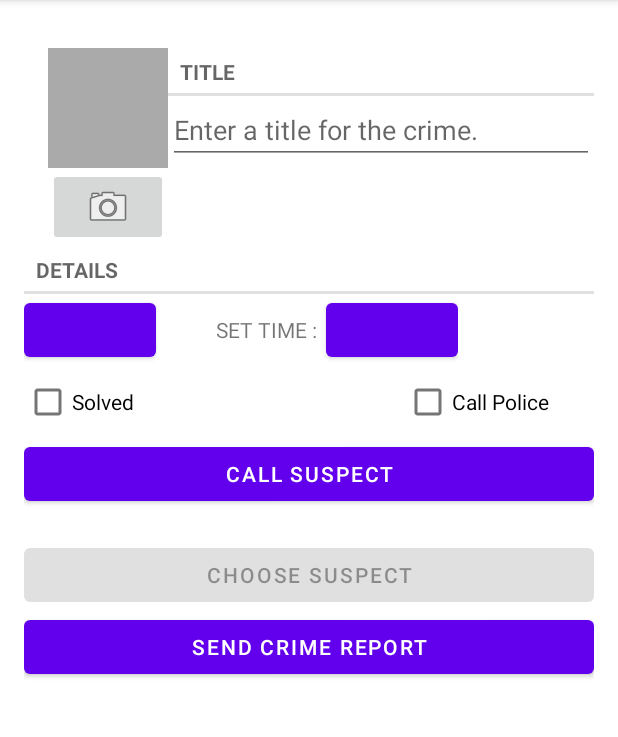
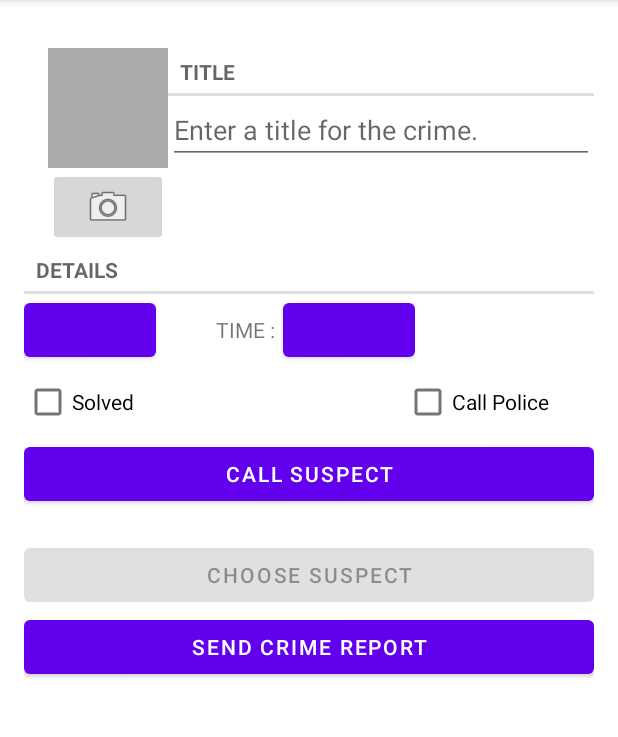
Before and after one commit to daniel-iroka/Criminal-Intent-App, an Android app: the screen it shows after launch (MainActivity), after a tap on "ADD CRIME.", on a phone screen of 412 x 824 dp, the part 84-821 px from its top. Run offline under Robolectric (Android 15) with nearby library versions, the phone set to English and light mode, and no system bars; our stand-ins replace Room's generated code; 1 statement that could not run was skipped.

Commit message:
small fix

```diff
--- a/app/src/main/res/values/strings.xml
+++ b/app/src/main/res/values/strings.xml
@@ -7,7 +7,7 @@
     <string name="crime_date">Crime Date</string>
     <string name="crime_title">Crime Title</string>
     <string name="contact_police">Contact Police</string>
-    <string name="set_time">SET TIME :</string>
+    <string name="set_time">TIME :</string>
     <string name="call_police">Call Police</string>
     <string name="new_crime">New Crime</string>
     <string name="add_new_crime">Add Crime.</string>
```
